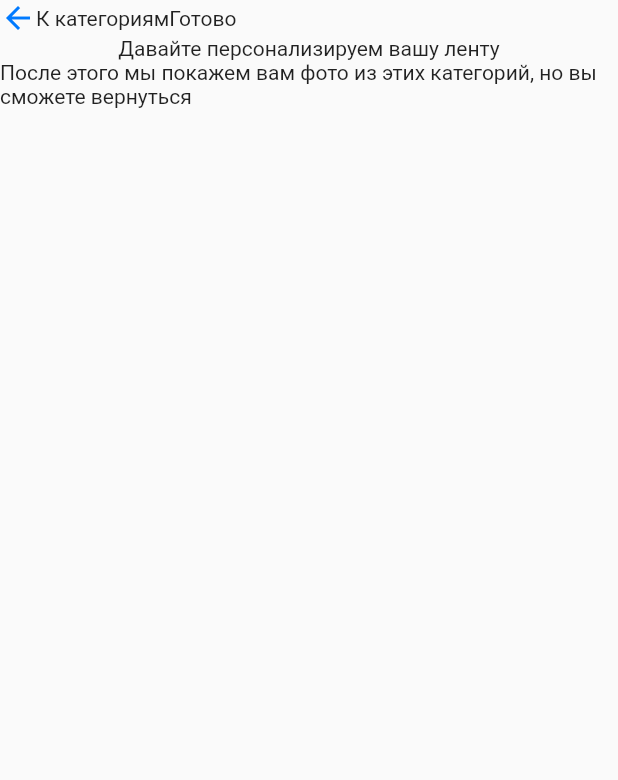
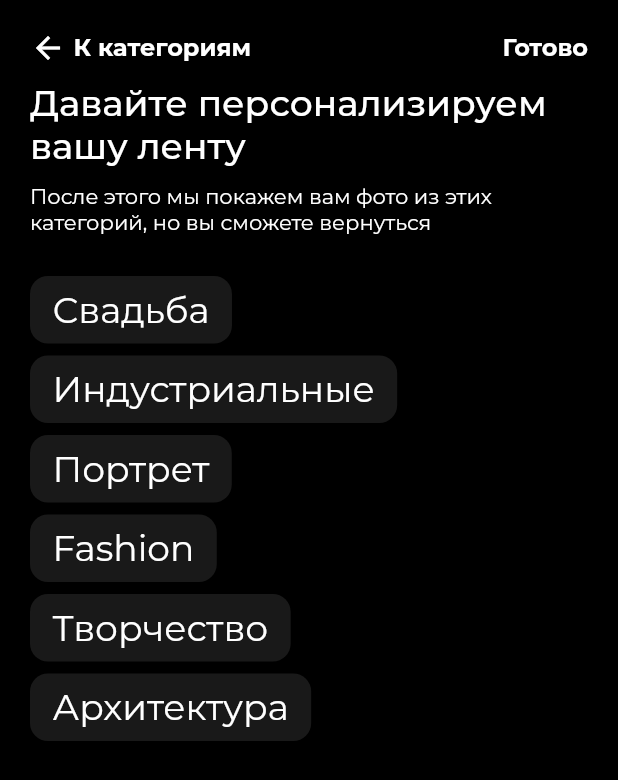
Before and after one commit to daniilsv/PhotoLocal, a Flutter app: the PersonalizationScreen screen opened directly, on a phone screen of 412 x 824 dp. Shown: the top 780 px of the screen. Run offline on Flutter 3.47's test engine with Material 2 defaults, Android fonts, the phone set to English and light mode, and no system bars; our stand-ins replace built_collection, built_value, cached_network_image, dio, flutter_spinkit, flutter_staggered_animations and 4 more; missing offline and left inert: cupertino_back_gesture, encrypt; generated files the repository leaves out were written again; statements that could not run were skipped.

Commit message:
made categories

```diff
--- a/lib/main.dart
+++ b/lib/main.dart
@@ -14,6 +14,7 @@ import 'global/i18n.dart';
 import 'providers/init.dart';
 import 'screens/boarding/index.dart';
 import 'screens/main/index.dart';
+import 'screens/personalization/index.dart';
 import 'screens/splash/index.dart';
 
 final bool isInDebugMode = true;
@@ -28,8 +29,7 @@ void main() async {
   };
 
   WidgetsFlutterBinding.ensureInitialized();
-  await SystemChrome.setPreferredOrientations(
-      [DeviceOrientation.portraitUp, DeviceOrientation.portraitDown]);
+  await SystemChrome.setPreferredOrientations([DeviceOrientation.portraitUp, DeviceOrientation.portraitDown]);
 
   runZonedGuarded(() {
     startHome();
@@ -64,10 +64,7 @@ startHome() {
               color: Colors.black,
               child: Text(
                 "Unexpected error. Please try later".i18n,
-                style: Theme.of(context)
-                    .textTheme
-                    .headline6
-                    .copyWith(color: Colors.white),
+                style: Theme.of(context).textTheme.headline6.copyWith(color: Colors.white),
               ),
             );
           };
@@ -80,17 +77,18 @@ startHome() {
         },
         home: Consumer<InitProvider>(
           builder: (_, InitProvider p, __) {
-            switch (p.state) {
-              case InitState.boarding:
-                return BoardingScreen();
-              case InitState.auth:
-                return MainScreen();
-              case InitState.inited:
-                return MainScreen();
-              case InitState.loading:
-              default:
-                return SplashScreen();
-            }
+            // switch (p.state) {
+            //   case InitState.boarding:
+            //     return BoardingScreen();
+            //   case InitState.auth:
+            //     return MainScreen();
+            //   case InitState.inited:
+            //     return MainScreen();
+            //   case InitState.loading:
+            //   default:
+            //     return SplashScreen();
+            // }
+            return PersonalizationScreen();
           },
         ),
       ),
--- a/lib/screens/personalization/index.dart
+++ b/lib/screens/personalization/index.dart
@@ -1,4 +1,8 @@
 import 'package:flutter/material.dart';
+import 'package:photolocal/screens/personalization/pages/categories.dart';
+
+import '../../theme/theme.dart';
+import '../../theme/theme.dart';
 
 class PersonalizationScreen extends StatefulWidget {
   PersonalizationScreen({Key key}) : super(key: key);
@@ -8,28 +12,80 @@ class PersonalizationScreen extends StatefulWidget {
 }
 
 class _PersonalizationScreenState extends State<PersonalizationScreen> {
-  PageController pageController = PageController();
+  PageController pageController = PageController(initialPage: 0);
   @override
   Widget build(BuildContext context) {
     return Container(
       child: Scaffold(
         body: Container(
+          color: PLColors.bg,
           child: SafeArea(
             child: Column(
               children: [
-                Row(
+                SizedBox(
+                  height: 20,
+                ),
+                Container(
+                  padding: EdgeInsets.symmetric(horizontal: 20),
+                  child: Row(
+                    mainAxisAlignment: MainAxisAlignment.spaceBetween,
                     children: [
                       Row(
                         children: [
-                        Icon(Icons.arrow_back),
-                        Text("К категориям"),
+                          Icon(
+                            Icons.arrow_back,
+                            color: PLColors.white,
+                          ),
+                          SizedBox(
+                            width: 5,
+                          ),
+                          Text(
+                            "К категориям",
+                            style: PLStyle.subheader,
+                          ),
                         ],
                       ),
-                    Text("Готово"),
+                      Text(
+                        "Готово",
+                        style: PLStyle.subheader,
+                      ),
                     ],
                   ),
-                Text("Давайте персонализируем вашу ленту"),
-                Text("После этого мы покажем вам фото из этих категорий, но вы сможете вернуться"),
+                ),
+                Container(
+                  padding: EdgeInsets.symmetric(
+                    horizontal: 20,
+                    vertical: 10,
+                  ),
+                  child: Text(
+                    "Давайте персонализируем вашу ленту",
+                    style: PLStyle.title,
+                  ),
+                ),
+                Container(
+                  padding: EdgeInsets.symmetric(
+                    horizontal: 20,
+                  ),
+                  child: Text(
+                    "После этого мы покажем вам фото из этих категорий, но вы сможете вернуться",
+                    style: PLStyle.text,
+                  ),
+                ),
+                SizedBox(
+                  height: 20,
+                ),
+                Expanded(
+                  child: ListView(
+                    controller: pageController,
+                    physics: NeverScrollableScrollPhysics(),
+                    scrollDirection: Axis.horizontal,
+                    children: [
+                      CategoriesPage(),
+                      Container(),
+                      Container(),
+                    ],
+                  ),
+                ),
               ],
             ),
           ),
--- /dev/null
+++ b/lib/screens/personalization/pages/categories.dart
@@ -0,0 +1,85 @@
+import 'package:flutter/material.dart';
+import 'package:flutter_staggered_animations/flutter_staggered_animations.dart';
+
+import '../../../theme/theme.dart';
+import '../../../theme/theme.dart';
+
+class CategoriesPage extends StatefulWidget {
+  CategoriesPage({Key key}) : super(key: key);
+
+  @override
+  _CategoriesPageState createState() => _CategoriesPageState();
+}
+
+class _CategoriesPageState extends State<CategoriesPage> {
+  List<String> categories = [
+    "Свадьба",
+    "Индустриальные",
+    "Портрет",
+    "Fashion",
+    "Творчество",
+    "Архитектура",
+  ];
+
+  List<bool> chooseCategories;
+
+  @override
+  void initState() {
+    chooseCategories = List.generate(
+      categories.length,
+      (index) => false,
+    );
+    super.initState();
+  }
+
+  @override
+  Widget build(BuildContext context) {
+    return Container(
+      padding: EdgeInsets.symmetric(horizontal: 20),
+      width: MediaQuery.of(context).size.width,
+      height: MediaQuery.of(context).size.height,
+      child: AnimationLimiter(
+        child: ListView.builder(
+          itemCount: categories.length,
+          itemBuilder: (BuildContext context, int index) {
+            return AnimationConfiguration.staggeredList(
+              position: index,
+              duration: const Duration(milliseconds: 800),
+              child: SlideAnimation(
+                horizontalOffset: MediaQuery.of(context).size.width,
+                child: SlideAnimation(
+                  child: GestureDetector(
+                    onTap: () {
+                      chooseCategories[index] = !chooseCategories[index];
+                      setState(() {});
+                    },
+                    child: Row(
+                      mainAxisSize: MainAxisSize.min,
+                      children: [
+                        Container(
+                          padding: EdgeInsets.symmetric(
+                            vertical: 8,
+                            horizontal: 15,
+                          ),
+                          margin: EdgeInsets.only(top: 8),
+                          decoration: BoxDecoration(
+                            color: chooseCategories[index] ? PLColors.white : PLColors.secondary3,
+                            borderRadius: BorderRadius.circular(12),
+                          ),
+                          child: Text(
+                            categories[index],
+                            style: chooseCategories[index] ? PLStyle.headerBlack : PLStyle.header,
+                          ),
+                        ),
+                      ],
+                    ),
+                  ),
+                ),
+              ),
+            );
+          },
+        ),
+      ),
+    );
+  }
+}
--- a/lib/theme/colors.dart
+++ b/lib/theme/colors.dart
@@ -17,6 +17,9 @@ class PLColors {
 
   /// #A0A0A0 secondary2 text
   static const secondary2 = Color(0xFFA0A0A0);
+
+  /// #191919 secondary2 text
+  static const secondary3 = Color(0xFF191919);
 
   /// #FFFFFF
   static const white = Color(0xFFFFFFFF);
--- a/lib/theme/text_style.dart
+++ b/lib/theme/text_style.dart
@@ -20,6 +20,7 @@ class PLStyle {
   static TextStyle text = create(fontSize: 14);
   static TextStyle subheader = create(fontSize: 16, fontWeight: FontWeight.bold);
   static TextStyle header = create(fontSize: 24);
+  static TextStyle headerBlack = create(fontSize: 24, color: PLColors.black);
   static TextStyle title = create(fontSize: 24, fontWeight: FontWeight.w500);
   static TextStyle secondary = create(fontSize: 12, color: PLColors.secondary2, fontWeight: FontWeight.w500);
   static TextStyle button = create(fontSize: 20, fontWeight: FontWeight.w500);
--- a/pubspec.yaml
+++ b/pubspec.yaml
@@ -37,6 +37,7 @@ dependencies:
   eva_icons_flutter:
   page_transition:
   google_fonts:
+  flutter_staggered_animations:
 
 
 dev_dependencies:
```
Also changed, not shown: pubspec.lock. Lines whose indentation alone changed are shown as unchanged.
